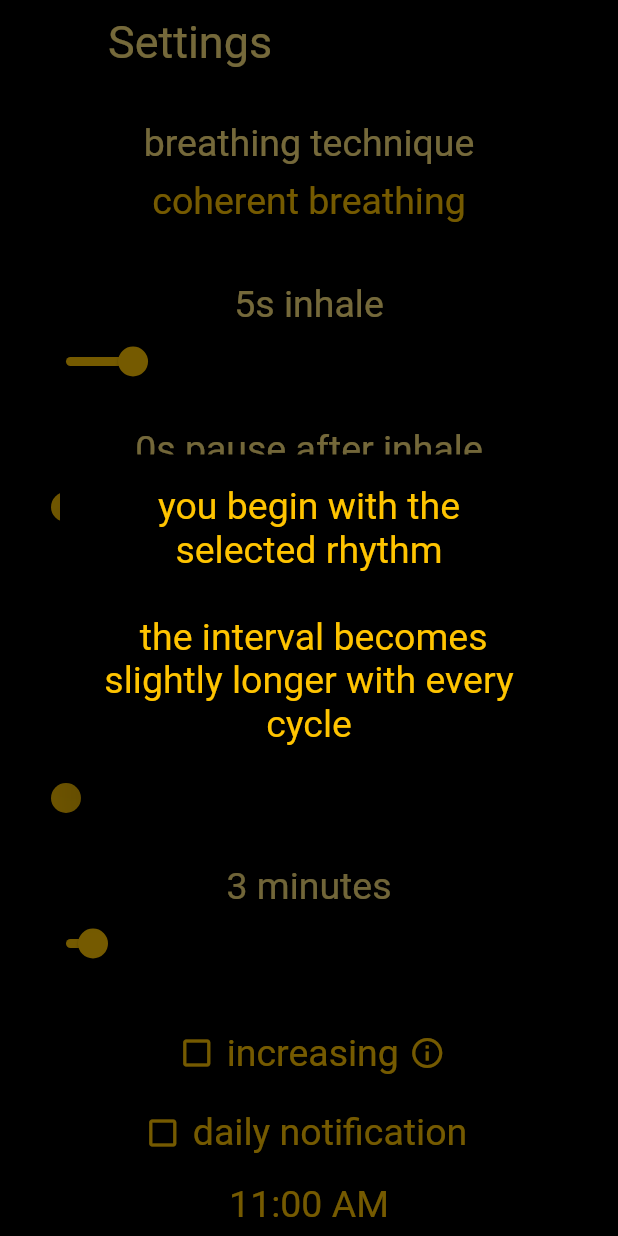
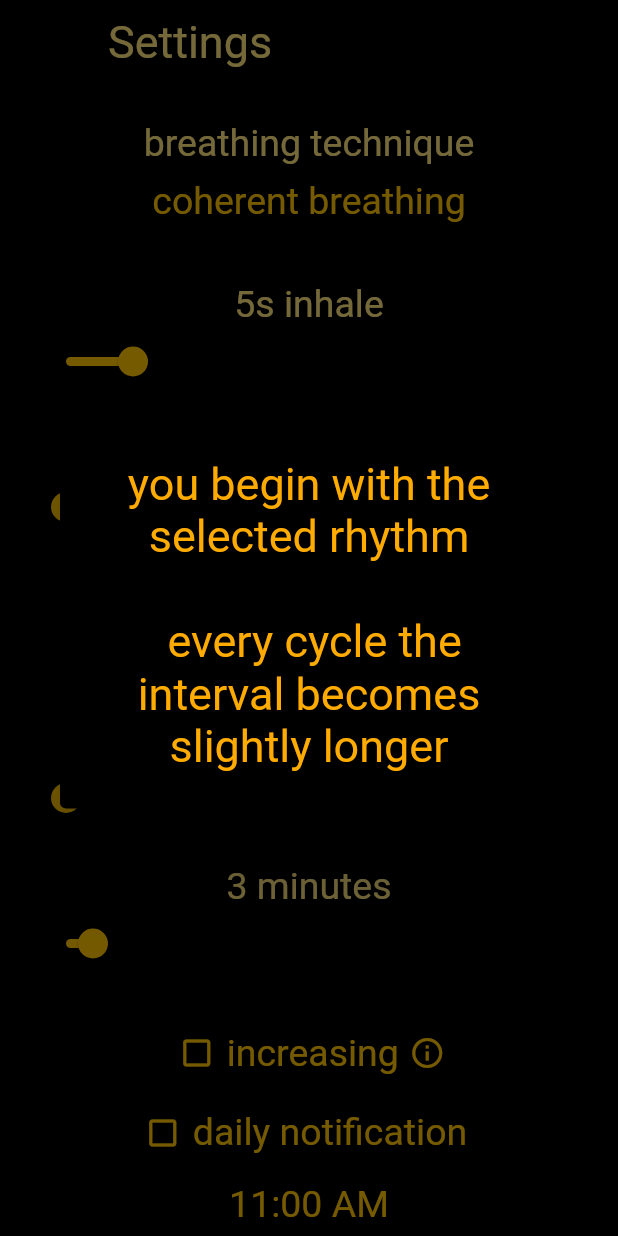
Before and after one commit to geekmiester/breathe, a Flutter app: the Settings screen opened directly, after a tap on the "info outline" icon, on a phone screen of 412 x 824 dp. Run offline on Flutter 3.47's test engine with Material 2 defaults, Android fonts, the phone set to English and light mode, and no system bars; our stand-ins replace audioplayers, flushbar, flutter_local_notifications, shared_preferences; missing offline and left inert: vibrate; accounts and stored records are empty.

Commit message:
optical improvement

```diff
--- a/lib/settings.dart
+++ b/lib/settings.dart
@@ -302,12 +302,12 @@ class _Settings extends State<SettingsState> {
                                   backgroundColor: Colors.black,
                                   content: Container(
                                       child: Text(
-                                          'you begin with the selected rhythm \n \n the interval becomes slightly longer with every cycle',
+                                          'you begin with the selected rhythm \n \n every cycle the interval becomes slightly longer',
                                           textAlign: TextAlign.center,
                                           style: TextStyle(
-                                              fontSize: fontSize,
+                                              fontSize: captionFontSize,
                                               fontWeight: fontWeight,
-                                              color: secondaryColor)))));
+                                              color: iconColor)))));
                         },
                         child: Icon(Icons.info_outline,
                             color: increasingButtonColor),
```
